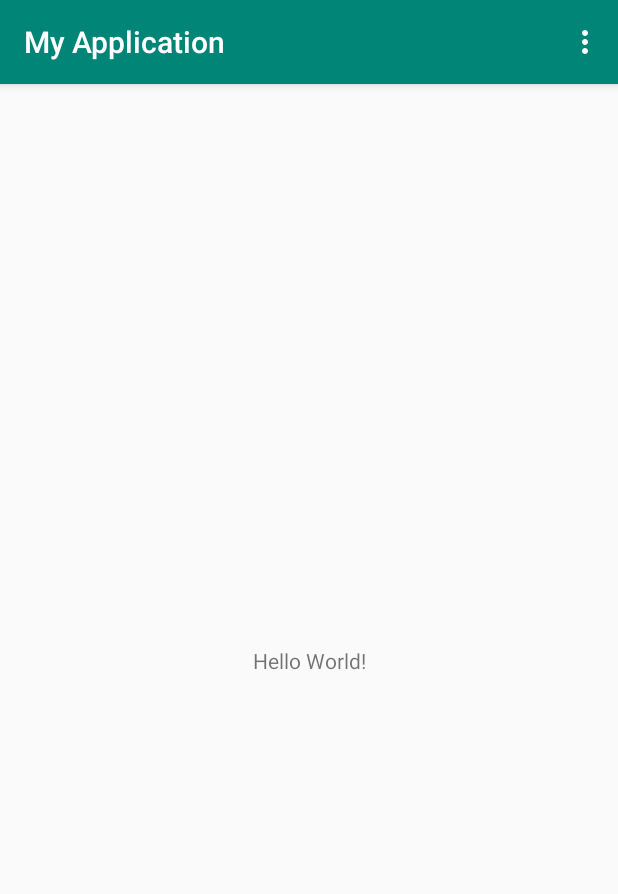
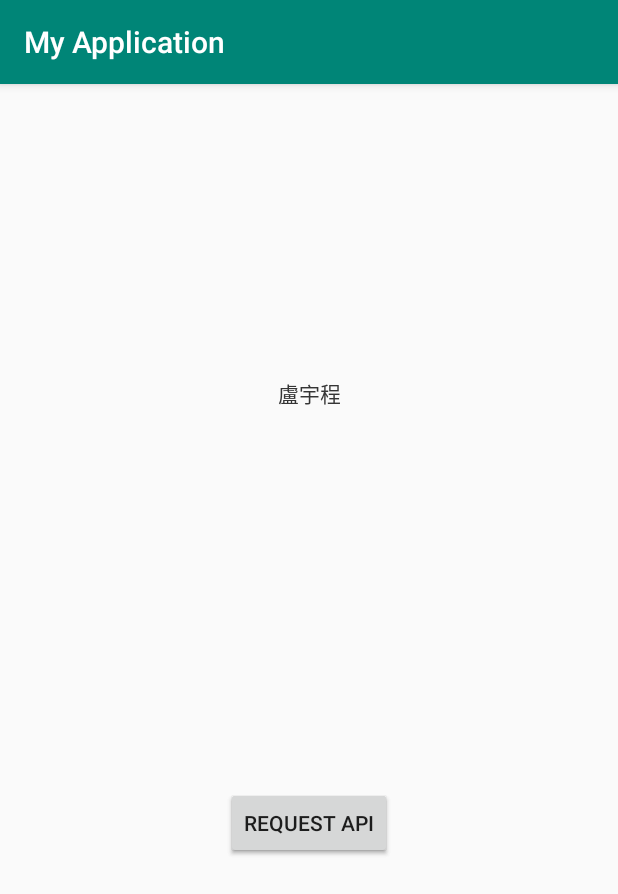
Before and after one commit to yc0015139/AndroidPhotoViewer, an Android app: the screen it shows after launch (MainActivity), on a phone screen of 412 x 824 dp. Shown: the top 894 px of the screen. Run offline under Robolectric (Android 15) with nearby library versions, the phone set to English and light mode, and no system bars.

Commit message:
Add fragment container

```diff
--- a/app/build.gradle
+++ b/app/build.gradle
@@ -17,6 +17,13 @@ android {
             proguardFiles getDefaultProguardFile('proguard-android-optimize.txt'), 'proguard-rules.pro'
         }
     }
+    compileOptions {
+        targetCompatibility = 1.8
+        sourceCompatibility = 1.8
+    }
+    dataBinding{
+        enabled = true
+    }
 }
 
 dependencies {
@@ -27,4 +34,10 @@ dependencies {
     testImplementation 'junit:junit:4.12'
     androidTestImplementation 'androidx.test.ext:junit:1.1.2'
     androidTestImplementation 'androidx.test.espresso:espresso-core:3.3.0'
+
+    // Fragment
+    implementation "androidx.fragment:fragment:1.1.0"
+
+    // ViewModel
+    implementation "androidx.lifecycle:lifecycle-extensions:2.2.0"
 }
--- a/app/src/main/java/com/ycdev/myapplication/MainActivity.java
+++ b/app/src/main/java/com/ycdev/myapplication/MainActivity.java
@@ -1,16 +1,14 @@
 package com.ycdev.myapplication;
 
 import android.os.Bundle;
-
-import com.google.android.material.floatingactionbutton.FloatingActionButton;
-import com.google.android.material.snackbar.Snackbar;
+import android.view.Menu;
+import android.view.MenuItem;
 
 import androidx.appcompat.app.AppCompatActivity;
 import androidx.appcompat.widget.Toolbar;
+import androidx.fragment.app.FragmentTransaction;
 
-import android.view.View;
-import android.view.Menu;
-import android.view.MenuItem;
+import com.ycdev.myapplication.authorpage.AuthorPageFragment;
 
 public class MainActivity extends AppCompatActivity {
 
@@ -20,6 +18,10 @@ public class MainActivity extends AppCompatActivity {
         setContentView(R.layout.activity_main);
         Toolbar toolbar = findViewById(R.id.toolbar);
         setSupportActionBar(toolbar);
+
+        FragmentTransaction fragmentTransaction = getSupportFragmentManager().beginTransaction();
+        fragmentTransaction.replace(R.id.fragment_container, AuthorPageFragment.newInstance());
+        fragmentTransaction.commit();
     }
 
     @Override
--- /dev/null
+++ b/app/src/main/java/com/ycdev/myapplication/authorpage/AuthorPageFragment.java
@@ -0,0 +1,41 @@
+package com.ycdev.myapplication.authorpage;
+
+import android.os.Bundle;
+import android.view.LayoutInflater;
+import android.view.View;
+import android.view.ViewGroup;
+
+import androidx.annotation.NonNull;
+import androidx.annotation.Nullable;
+import androidx.fragment.app.Fragment;
+import androidx.lifecycle.ViewModelProvider;
+
+import com.ycdev.myapplication.R;
+
+public class AuthorPageFragment extends Fragment {
+    private static AuthorPageFragment instance;
+
+    private AuthorPageViewModel mViewModel;
+
+    public static AuthorPageFragment newInstance() {
+        if (instance == null) {
+            instance = new AuthorPageFragment();
+        }
+
+        return instance;
+    }
+
+    @Override
+    public View onCreateView(@NonNull LayoutInflater inflater, @Nullable ViewGroup container,
+                             @Nullable Bundle savedInstanceState) {
+        return inflater.inflate(R.layout.author_page_fragment, container, false);
+    }
+
+    @Override
+    public void onActivityCreated(@Nullable Bundle savedInstanceState) {
+        super.onActivityCreated(savedInstanceState);
+        mViewModel = new ViewModelProvider(this).get(AuthorPageViewModel.class);
+        // TODO: Use the ViewModel
+    }
+
+}
--- /dev/null
+++ b/app/src/main/java/com/ycdev/myapplication/authorpage/AuthorPageViewModel.java
@@ -0,0 +1,7 @@
+package com.ycdev.myapplication.authorpage;
+
+import androidx.lifecycle.ViewModel;
+
+public class AuthorPageViewModel extends ViewModel {
+
+}
--- a/app/src/main/res/layout/activity_main.xml
+++ b/app/src/main/res/layout/activity_main.xml
@@ -20,6 +20,14 @@
 
     </com.google.android.material.appbar.AppBarLayout>
 
-    <include layout="@layout/content_main" />
+    <fragment
+        android:id="@+id/fragment_container"
+        android:name="com.ycdev.myapplication.authorpage.AuthorPageFragment"
+        android:layout_width="match_parent"
+        android:layout_height="match_parent"
+        app:layout_constraintBottom_toBottomOf="parent"
+        app:layout_constraintLeft_toLeftOf="parent"
+        app:layout_constraintRight_toRightOf="parent"
+        app:layout_constraintTop_toTopOf="parent" />
 
 </androidx.coordinatorlayout.widget.CoordinatorLayout>
--- a/app/src/main/res/layout/content_main.xml
+++ b/app/src/main/res/layout/author_page_fragment.xml
@@ -4,17 +4,26 @@
     xmlns:tools="http://schemas.android.com/tools"
     android:layout_width="match_parent"
     android:layout_height="match_parent"
-    app:layout_behavior="@string/appbar_scrolling_view_behavior"
-    tools:context=".MainActivity"
-    tools:showIn="@layout/activity_main">
+    tools:context=".authorpage.AuthorPageFragment">
 
     <TextView
+        android:id="@+id/tv_name"
         android:layout_width="wrap_content"
         android:layout_height="wrap_content"
-        android:text="Hello World!"
-        app:layout_constraintBottom_toBottomOf="parent"
+        android:text="@string/user_name"
+        app:layout_constraintBottom_toTopOf="@+id/btn_request"
         app:layout_constraintLeft_toLeftOf="parent"
         app:layout_constraintRight_toRightOf="parent"
         app:layout_constraintTop_toTopOf="parent" />
 
+    <Button
+        android:id="@+id/btn_request"
+        android:layout_width="wrap_content"
+        android:layout_height="wrap_content"
+        android:text="@string/request_api"
+        app:layout_constraintBottom_toBottomOf="parent"
+        app:layout_constraintLeft_toLeftOf="parent"
+        app:layout_constraintRight_toRightOf="parent"
+        app:layout_constraintTop_toBottomOf="@+id/tv_name" />
+
 </androidx.constraintlayout.widget.ConstraintLayout>
--- a/app/src/main/res/menu/menu_main.xml
+++ b/app/src/main/res/menu/menu_main.xml
@@ -6,5 +6,6 @@
         android:id="@+id/action_settings"
         android:orderInCategory="100"
         android:title="@string/action_settings"
+        android:visible="false"
         app:showAsAction="never" />
 </menu>
--- a/app/src/main/res/values/strings.xml
+++ b/app/src/main/res/values/strings.xml
@@ -1,4 +1,6 @@
 <resources>
     <string name="app_name">My Application</string>
     <string name="action_settings">Settings</string>
+    <string name="request_api">Request API</string>
+    <string name="user_name">盧宇程</string>
 </resources>
```
